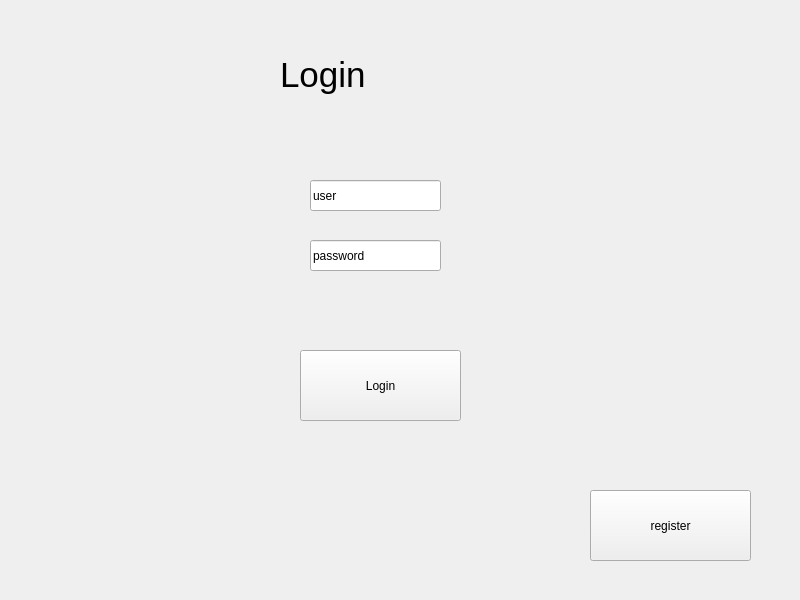
First picture: the form in loginwindow.ui, repository Ancellie/organizer_on_qt, before the edit.
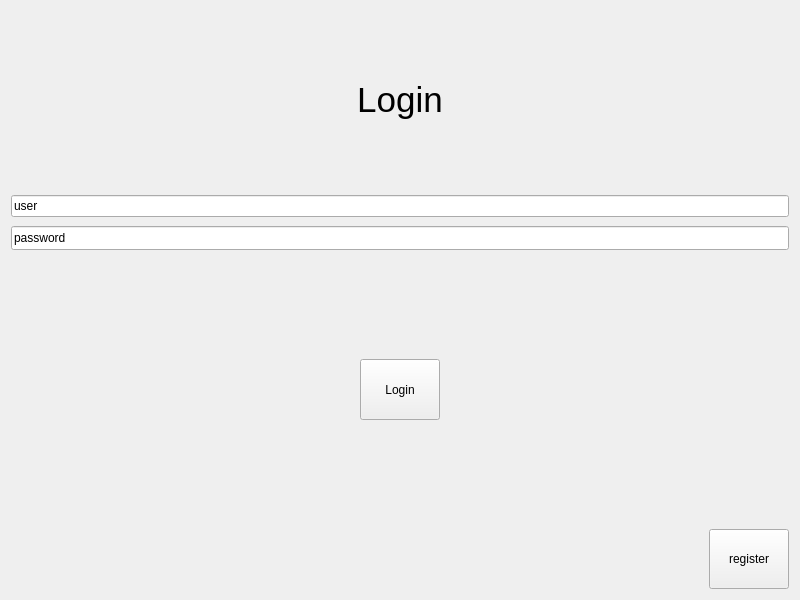
Second picture: the form after the edit.

```diff
--- a/loginwindow.ui
+++ b/loginwindow.ui
@@ -13,76 +13,186 @@
   <property name="windowTitle">
    <string>loginWindow</string>
   </property>
-  <widget class="QPushButton" name="loginButton">
-   <property name="geometry">
-    <rect>
-     <x>300</x>
-     <y>350</y>
-     <width>161</width>
-     <height>71</height>
-    </rect>
-   </property>
-   <property name="text">
-    <string>Login</string>
-   </property>
-  </widget>
-  <widget class="QPushButton" name="registerButton">
-   <property name="geometry">
-    <rect>
-     <x>590</x>
-     <y>490</y>
-     <width>161</width>
-     <height>71</height>
-    </rect>
-   </property>
-   <property name="text">
-    <string>register</string>
-   </property>
-  </widget>
-  <widget class="QLineEdit" name="userLineEdit">
-   <property name="geometry">
-    <rect>
-     <x>310</x>
-     <y>180</y>
-     <width>131</width>
-     <height>31</height>
-    </rect>
-   </property>
-   <property name="text">
-    <string>user</string>
-   </property>
-  </widget>
-  <widget class="QLineEdit" name="passworLineEdit">
-   <property name="geometry">
-    <rect>
-     <x>310</x>
-     <y>240</y>
-     <width>131</width>
-     <height>31</height>
-    </rect>
-   </property>
-   <property name="text">
-    <string>password</string>
-   </property>
-  </widget>
-  <widget class="QLabel" name="label">
-   <property name="geometry">
-    <rect>
-     <x>280</x>
-     <y>40</y>
-     <width>251</width>
-     <height>71</height>
-    </rect>
-   </property>
-   <property name="text">
-    <string>&lt;html&gt;&lt;head/&gt;&lt;body&gt;&lt;p&gt;&lt;span style=&quot; font-size:26pt;&quot;&gt;Login&lt;/span&gt;&lt;/p&gt;&lt;/body&gt;&lt;/html&gt;</string>
-   </property>
-  </widget>
-  <zorder>registerButton</zorder>
-  <zorder>loginButton</zorder>
-  <zorder>userLineEdit</zorder>
-  <zorder>passworLineEdit</zorder>
-  <zorder>label</zorder>
+  <layout class="QVBoxLayout" name="verticalLayout_2">
+   <item>
+    <widget class="QLabel" name="label">
+     <property name="minimumSize">
+      <size>
+       <width>778</width>
+       <height>178</height>
+      </size>
+     </property>
+     <property name="text">
+      <string>&lt;html&gt;&lt;head/&gt;&lt;body&gt;&lt;p align=&quot;center&quot;&gt;&lt;span style=&quot; font-size:26pt;&quot;&gt;Login&lt;/span&gt;&lt;/p&gt;&lt;/body&gt;&lt;/html&gt;</string>
+     </property>
+    </widget>
+   </item>
+   <item>
+    <layout class="QVBoxLayout" name="verticalLayout" stretch="0,0">
+     <property name="spacing">
+      <number>9</number>
+     </property>
+     <property name="bottomMargin">
+      <number>0</number>
+     </property>
+     <item>
+      <widget class="QLineEdit" name="userLineEdit">
+       <property name="minimumSize">
+        <size>
+         <width>0</width>
+         <height>20</height>
+        </size>
+       </property>
+       <property name="sizeIncrement">
+        <size>
+         <width>0</width>
+         <height>20</height>
+        </size>
+       </property>
+       <property name="baseSize">
+        <size>
+         <width>0</width>
+         <height>20</height>
+        </size>
+       </property>
+       <property name="text">
+        <string>user</string>
+       </property>
+      </widget>
+     </item>
+     <item>
+      <widget class="QLineEdit" name="passworLineEdit">
+       <property name="minimumSize">
+        <size>
+         <width>0</width>
+         <height>24</height>
+        </size>
+       </property>
+       <property name="maximumSize">
+        <size>
+         <width>16777215</width>
+         <height>16777215</height>
+        </size>
+       </property>
+       <property name="sizeIncrement">
+        <size>
+         <width>0</width>
+         <height>20</height>
+        </size>
+       </property>
+       <property name="baseSize">
+        <size>
+         <width>0</width>
+         <height>20</height>
+        </size>
+       </property>
+       <property name="text">
+        <string>password</string>
+       </property>
+      </widget>
+     </item>
+    </layout>
+   </item>
+   <item>
+    <spacer name="verticalSpacer">
+     <property name="orientation">
+      <enum>Qt::Vertical</enum>
+     </property>
+     <property name="sizeHint" stdset="0">
+      <size>
+       <width>13</width>
+       <height>88</height>
+      </size>
+     </property>
+    </spacer>
+   </item>
+   <item>
+    <layout class="QHBoxLayout" name="horizontalLayout_4">
+     <item>
+      <spacer name="horizontalSpacer_3">
+       <property name="orientation">
+        <enum>Qt::Horizontal</enum>
+       </property>
+       <property name="sizeHint" stdset="0">
+        <size>
+         <width>20</width>
+         <height>20</height>
+        </size>
+       </property>
+      </spacer>
+     </item>
+     <item>
+      <widget class="QPushButton" name="loginButton">
+       <property name="minimumSize">
+        <size>
+         <width>61</width>
+         <height>61</height>
+        </size>
+       </property>
+       <property name="text">
+        <string>Login</string>
+       </property>
+      </widget>
+     </item>
+     <item>
+      <spacer name="horizontalSpacer_2">
+       <property name="orientation">
+        <enum>Qt::Horizontal</enum>
+       </property>
+       <property name="sizeHint" stdset="0">
+        <size>
+         <width>20</width>
+         <height>20</height>
+        </size>
+       </property>
+      </spacer>
+     </item>
+    </layout>
+   </item>
+   <item>
+    <spacer name="verticalSpacer_2">
+     <property name="orientation">
+      <enum>Qt::Vertical</enum>
+     </property>
+     <property name="sizeHint" stdset="0">
+      <size>
+       <width>20</width>
+       <height>11</height>
+      </size>
+     </property>
+    </spacer>
+   </item>
+   <item>
+    <layout class="QHBoxLayout" name="horizontalLayout">
+     <item>
+      <spacer name="horizontalSpacer">
+       <property name="orientation">
+        <enum>Qt::Horizontal</enum>
+       </property>
+       <property name="sizeHint" stdset="0">
+        <size>
+         <width>40</width>
+         <height>20</height>
+        </size>
+       </property>
+      </spacer>
+     </item>
+     <item>
+      <widget class="QPushButton" name="registerButton">
+       <property name="minimumSize">
+        <size>
+         <width>0</width>
+         <height>60</height>
+        </size>
+       </property>
+       <property name="text">
+        <string>register</string>
+       </property>
+      </widget>
+     </item>
+    </layout>
+   </item>
+  </layout>
  </widget>
  <resources/>
  <connections/>
```
